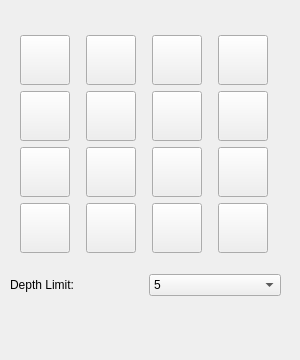
Old version of the form tictactoe4x4form.ui in the repository zane0703/AI-Tic-Tac-Toe.
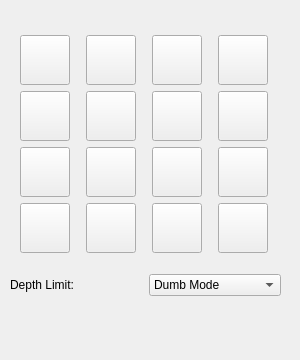
New version of the form.

Commit message: added win line and dump mode

Diff of the .ui file:
```diff
--- a/tictactoe4x4form.ui
+++ b/tictactoe4x4form.ui
@@ -402,6 +402,11 @@
          <property name="currentText">
           <string>6</string>
          </property>
+         <item>
+          <property name="text">
+           <string>Dumb Mode</string>
+          </property>
+         </item>
          <item>
           <property name="text">
            <string>5</string>
```
Left out of the diff: 80 changed lines with no effect on the pictures. The commit also changes 12 other files.
